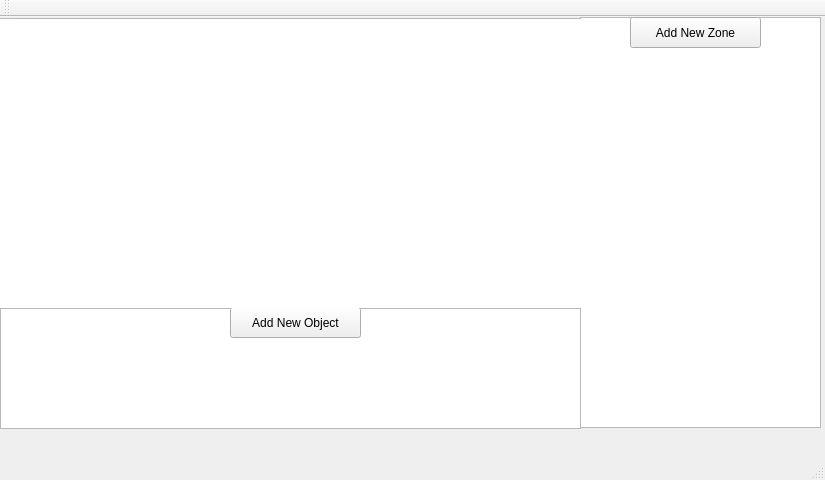
The window that mainwindow.ui (ms337/yoloV3RaspberryPi) describes before a commit, drawn with Qt 5.
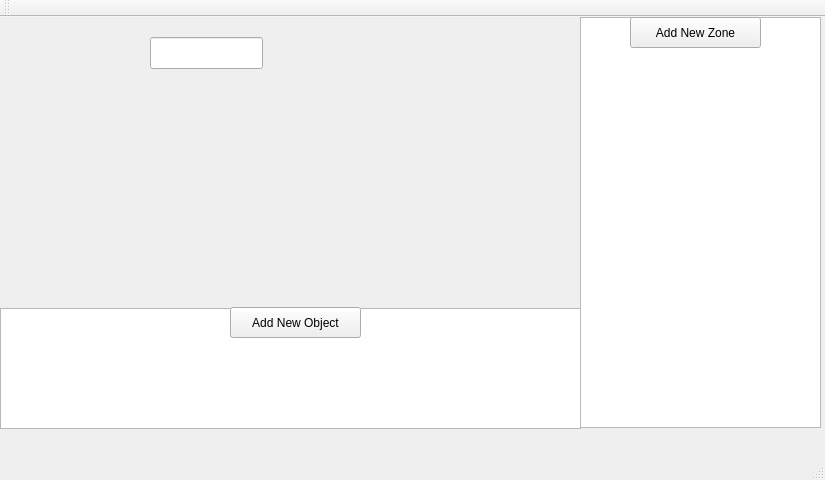
The same window after the commit.

What changed in the file:
```diff
--- a/mainwindow.ui
+++ b/mainwindow.ui
@@ -95,13 +95,13 @@
       <string/>
      </property>
     </widget>
-    <widget class="QGraphicsView" name="graphicsView">
+    <widget class="QLineEdit" name="lineEdit">
      <property name="geometry">
       <rect>
-       <x>-5</x>
-       <y>1</y>
-       <width>591</width>
-       <height>291</height>
+       <x>150</x>
+       <y>20</y>
+       <width>113</width>
+       <height>32</height>
       </rect>
      </property>
     </widget>
```
